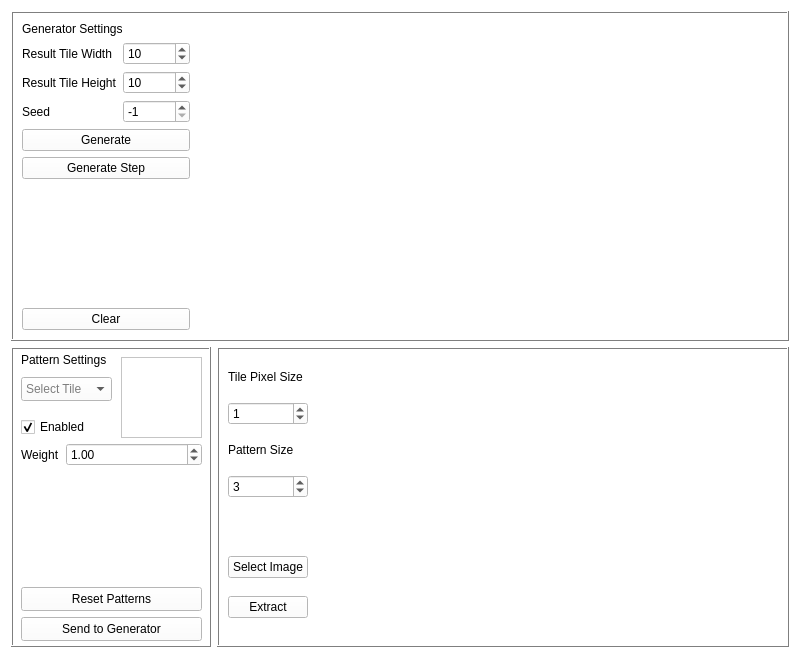
Before: the Qt Designer form wfc_gui.ui in Kotruper/WFC_GUI, drawn with Qt 5.
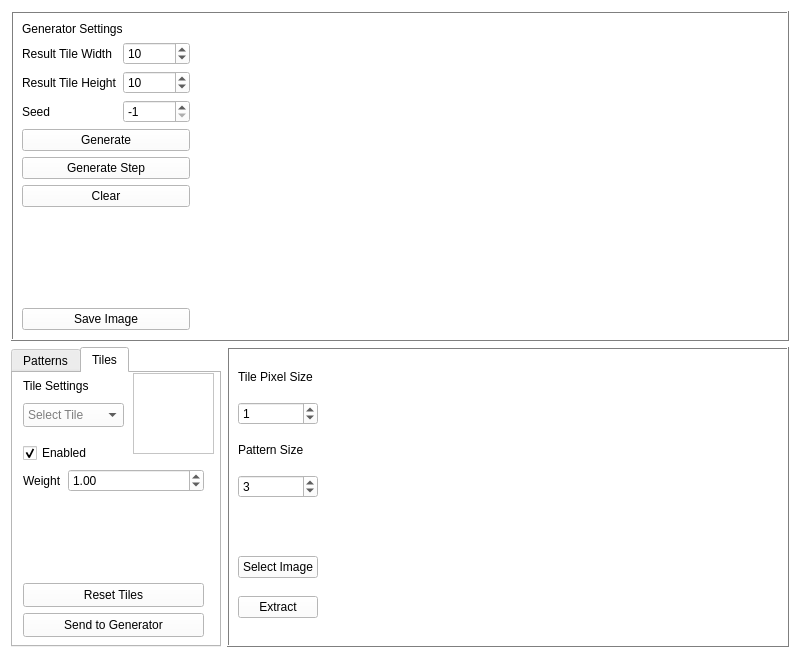
After: the same form once the commit is applied.

Commit message:
Pattern Library expanded with Tile Library
- some unification of Tiles and Patterns
- possible to disable tiles
- collapser starts with a grid without disabled tiles/patterns

What changed in the file:
```diff
--- a/wfc_gui.ui
+++ b/wfc_gui.ui
@@ -627,19 +627,6 @@
           </property>
          </widget>
         </item>
-        <item>
-         <spacer name="verticalSpacer_2">
-          <property name="orientation">
-           <enum>Qt::Vertical</enum>
-          </property>
-          <property name="sizeHint" stdset="0">
-           <size>
-            <width>20</width>
-            <height>40</height>
-           </size>
-          </property>
-         </spacer>
-        </item>
         <item>
          <widget class="QPushButton" name="clearGridButton">
           <property name="sizePolicy">
@@ -653,6 +640,26 @@
           </property>
          </widget>
         </item>
+        <item>
+         <spacer name="verticalSpacer_2">
+          <property name="orientation">
+           <enum>Qt::Vertical</enum>
+          </property>
+          <property name="sizeHint" stdset="0">
+           <size>
+            <width>20</width>
+            <height>40</height>
+           </size>
+          </property>
+         </spacer>
+        </item>
+        <item>
+         <widget class="QPushButton" name="saveImageButton">
+          <property name="text">
+           <string>Save Image</string>
+          </property>
+         </widget>
+        </item>
        </layout>
       </item>
       <item>
@@ -711,7 +718,53 @@
        <number>0</number>
       </property>
       <item>
+       <widget class="QTabWidget" name="libraryTabs">
+        <property name="sizePolicy">
+         <sizepolicy hsizetype="Preferred" vsizetype="Expanding">
+          <horstretch>0</horstretch>
+          <verstretch>0</verstretch>
+         </sizepolicy>
+        </property>
+        <property name="minimumSize">
+         <size>
+          <width>210</width>
+          <height>0</height>
+         </size>
+        </property>
+        <property name="currentIndex">
+         <number>1</number>
+        </property>
+        <property name="documentMode">
+         <bool>false</bool>
+        </property>
+        <property name="tabsClosable">
+         <bool>false</bool>
+        </property>
+        <property name="tabBarAutoHide">
+         <bool>false</bool>
+        </property>
+        <widget class="QWidget" name="patternTab">
+         <property name="minimumSize">
+          <size>
+           <width>0</width>
+           <height>0</height>
+          </size>
+         </property>
+         <attribute name="title">
+          <string>Patterns</string>
+         </attribute>
        <widget class="QFrame" name="settings_frame">
+          <property name="enabled">
+           <bool>true</bool>
+          </property>
+          <property name="geometry">
+           <rect>
+            <x>0</x>
+            <y>0</y>
+            <width>201</width>
+            <height>271</height>
+           </rect>
+          </property>
         <property name="sizePolicy">
          <sizepolicy hsizetype="Preferred" vsizetype="Preferred">
           <horstretch>0</horstretch>
@@ -725,7 +778,7 @@
          </size>
         </property>
         <property name="frameShape">
-         <enum>QFrame::Box</enum>
+           <enum>QFrame::NoFrame</enum>
         </property>
         <property name="frameShadow">
          <enum>QFrame::Raised</enum>
@@ -748,7 +801,7 @@
           <rect>
            <x>10</x>
            <y>30</y>
-           <width>91</width>
+             <width>101</width>
            <height>24</height>
           </rect>
          </property>
@@ -756,7 +809,7 @@
           <string/>
          </property>
          <property name="placeholderText">
-          <string>Select Tile</string>
+            <string>Select Pattern</string>
          </property>
         </widget>
         <widget class="QWidget" name="formLayoutWidget_2">
@@ -765,7 +818,7 @@
            <x>10</x>
            <y>70</y>
            <width>181</width>
-           <height>131</height>
+             <height>101</height>
           </rect>
          </property>
          <layout class="QFormLayout" name="formLayout_2">
@@ -784,11 +837,14 @@
           </item>
           <item row="1" column="1">
            <widget class="QDoubleSpinBox" name="weightDoubleSpinBox">
+              <property name="minimum">
+               <double>0.010000000000000</double>
+              </property>
             <property name="maximum">
              <double>9999999.000000000000000</double>
             </property>
             <property name="singleStep">
-             <double>0.100000000000000</double>
+               <double>0.010000000000000</double>
             </property>
             <property name="stepType">
              <enum>QAbstractSpinBox::AdaptiveDecimalStepType</enum>
@@ -800,6 +856,9 @@
           </item>
           <item row="0" column="0" colspan="2">
            <widget class="QCheckBox" name="enabledCheckbox">
+              <property name="enabled">
+               <bool>true</bool>
+              </property>
             <property name="sizePolicy">
              <sizepolicy hsizetype="Minimum" vsizetype="Minimum">
               <horstretch>0</horstretch>
@@ -825,8 +884,8 @@
         <widget class="QGraphicsView" name="patternDisplay">
          <property name="geometry">
           <rect>
-           <x>110</x>
-           <y>10</y>
+             <x>120</x>
+             <y>0</y>
            <width>81</width>
            <height>81</height>
           </rect>
@@ -836,7 +895,7 @@
          <property name="geometry">
           <rect>
            <x>10</x>
-           <y>240</y>
+             <y>210</y>
            <width>181</width>
            <height>24</height>
           </rect>
@@ -849,7 +908,7 @@
          <property name="geometry">
           <rect>
            <x>10</x>
-           <y>270</y>
+             <y>240</y>
            <width>181</width>
            <height>24</height>
           </rect>
@@ -857,6 +916,178 @@
          <property name="text">
           <string>Send to Generator</string>
          </property>
+          </widget>
+         </widget>
+        </widget>
+        <widget class="QWidget" name="tileTab">
+         <attribute name="title">
+          <string>Tiles</string>
+         </attribute>
+         <widget class="QFrame" name="settings_frame_2">
+          <property name="enabled">
+           <bool>true</bool>
+          </property>
+          <property name="geometry">
+           <rect>
+            <x>0</x>
+            <y>0</y>
+            <width>201</width>
+            <height>271</height>
+           </rect>
+          </property>
+          <property name="sizePolicy">
+           <sizepolicy hsizetype="Preferred" vsizetype="Preferred">
+            <horstretch>0</horstretch>
+            <verstretch>0</verstretch>
+           </sizepolicy>
+          </property>
+          <property name="minimumSize">
+           <size>
+            <width>200</width>
+            <height>0</height>
+           </size>
+          </property>
+          <property name="frameShape">
+           <enum>QFrame::NoFrame</enum>
+          </property>
+          <property name="frameShadow">
+           <enum>QFrame::Raised</enum>
+          </property>
+          <widget class="QLabel" name="label_7">
+           <property name="geometry">
+            <rect>
+             <x>10</x>
+             <y>3</y>
+             <width>111</width>
+             <height>20</height>
+            </rect>
+           </property>
+           <property name="text">
+            <string>Tile Settings</string>
+           </property>
+          </widget>
+          <widget class="QComboBox" name="tileSelector">
+           <property name="geometry">
+            <rect>
+             <x>10</x>
+             <y>30</y>
+             <width>101</width>
+             <height>24</height>
+            </rect>
+           </property>
+           <property name="currentText">
+            <string/>
+           </property>
+           <property name="placeholderText">
+            <string>Select Tile</string>
+           </property>
+          </widget>
+          <widget class="QWidget" name="formLayoutWidget_3">
+           <property name="geometry">
+            <rect>
+             <x>10</x>
+             <y>70</y>
+             <width>181</width>
+             <height>101</height>
+            </rect>
+           </property>
+           <layout class="QFormLayout" name="formLayout_3">
+            <property name="fieldGrowthPolicy">
+             <enum>QFormLayout::AllNonFixedFieldsGrow</enum>
+            </property>
+            <property name="rowWrapPolicy">
+             <enum>QFormLayout::DontWrapRows</enum>
+            </property>
+            <item row="1" column="0">
+             <widget class="QLabel" name="weightLabel_2">
+              <property name="text">
+               <string>Weight</string>
+              </property>
+             </widget>
+            </item>
+            <item row="1" column="1">
+             <widget class="QDoubleSpinBox" name="weightDoubleSpinBox_2">
+              <property name="minimum">
+               <double>0.010000000000000</double>
+              </property>
+              <property name="maximum">
+               <double>9999999.000000000000000</double>
+              </property>
+              <property name="singleStep">
+               <double>0.010000000000000</double>
+              </property>
+              <property name="stepType">
+               <enum>QAbstractSpinBox::AdaptiveDecimalStepType</enum>
+              </property>
+              <property name="value">
+               <double>1.000000000000000</double>
+              </property>
+             </widget>
+            </item>
+            <item row="0" column="0" colspan="2">
+             <widget class="QCheckBox" name="enabledCheckbox_2">
+              <property name="enabled">
+               <bool>true</bool>
+              </property>
+              <property name="sizePolicy">
+               <sizepolicy hsizetype="Minimum" vsizetype="Minimum">
+                <horstretch>0</horstretch>
+                <verstretch>0</verstretch>
+               </sizepolicy>
+              </property>
+              <property name="text">
+               <string>Enabled</string>
+              </property>
+              <property name="checkable">
+               <bool>true</bool>
+              </property>
+              <property name="checked">
+               <bool>true</bool>
+              </property>
+              <property name="tristate">
+               <bool>false</bool>
+              </property>
+             </widget>
+            </item>
+           </layout>
+          </widget>
+          <widget class="QGraphicsView" name="tileDisplay">
+           <property name="geometry">
+            <rect>
+             <x>120</x>
+             <y>0</y>
+             <width>81</width>
+             <height>81</height>
+            </rect>
+           </property>
+          </widget>
+          <widget class="QPushButton" name="resetLibraryButton_2">
+           <property name="geometry">
+            <rect>
+             <x>10</x>
+             <y>210</y>
+             <width>181</width>
+             <height>24</height>
+            </rect>
+           </property>
+           <property name="text">
+            <string>Reset Tiles</string>
+           </property>
+          </widget>
+          <widget class="QPushButton" name="librarySendPatternsButton_2">
+           <property name="geometry">
+            <rect>
+             <x>10</x>
+             <y>240</y>
+             <width>181</width>
+             <height>24</height>
+            </rect>
+           </property>
+           <property name="text">
+            <string>Send to Generator</string>
+           </property>
+          </widget>
+         </widget>
         </widget>
        </widget>
       </item>
@@ -960,9 +1191,24 @@
            </item>
            <item>
             <widget class="QPushButton" name="extractPatternsButton">
+             <property name="autoFillBackground">
+              <bool>false</bool>
+             </property>
              <property name="text">
               <string>Extract</string>
              </property>
+             <property name="checkable">
+              <bool>false</bool>
+             </property>
+             <property name="autoDefault">
+              <bool>false</bool>
+             </property>
+             <property name="default">
+              <bool>false</bool>
+             </property>
+             <property name="flat">
+              <bool>false</bool>
+             </property>
             </widget>
            </item>
           </layout>
```
Lines whose indentation alone changed are shown as unchanged. The commit also changes 10 other files.
